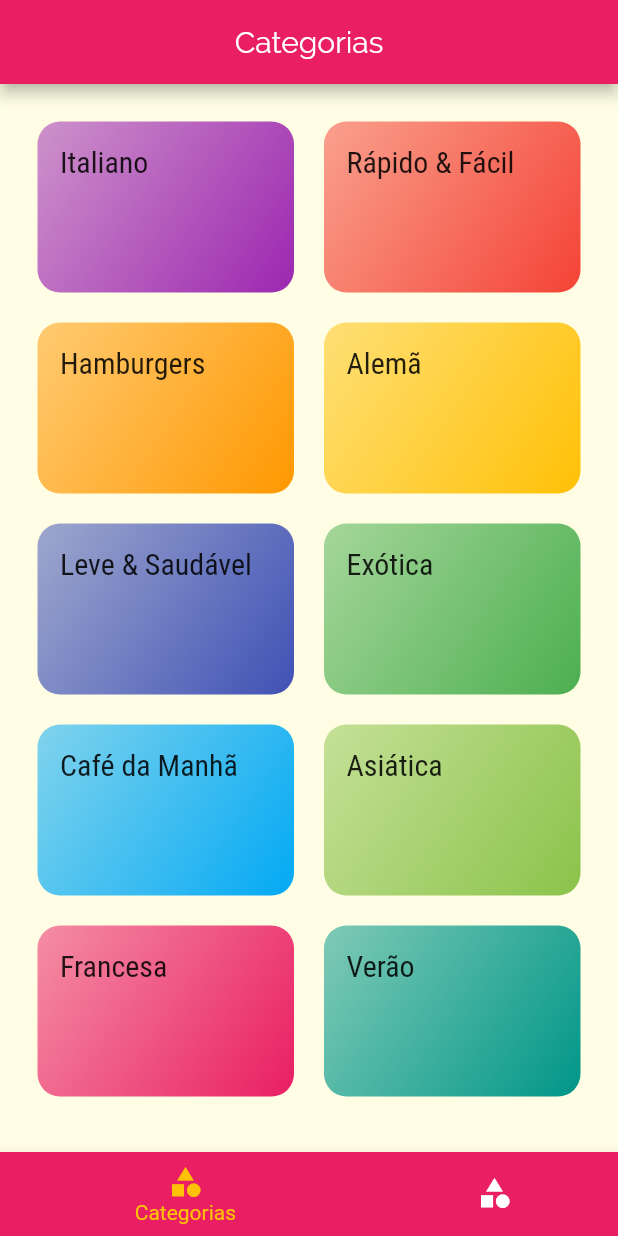
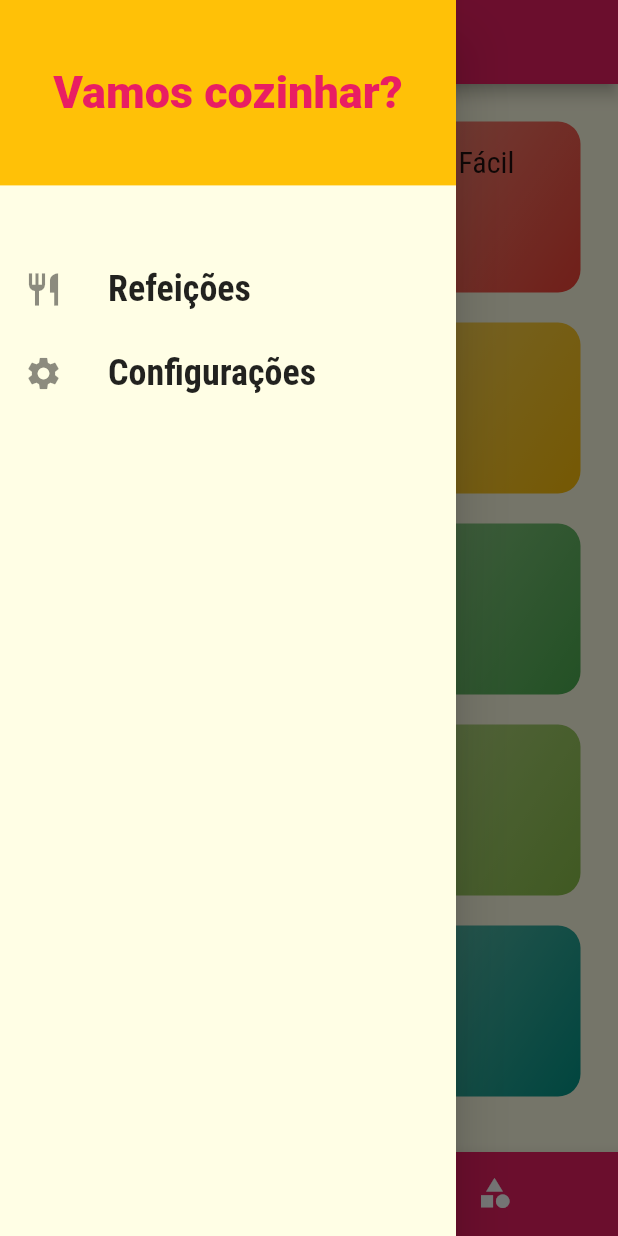
Before and after one commit to tocalopes/Flutter-app-recepies-dart, a Flutter app: the screen it shows after launch, with the side drawer open (before the commit the screen has no drawer), on a phone screen of 412 x 824 dp. Run offline on Flutter 3.47's test engine with Material 2 defaults, Android fonts, the phone set to English and light mode, and no system bars.

Commit message:
drawer creation

```diff
--- /dev/null
+++ b/lib/components/main_drawer.dart
@@ -0,0 +1,50 @@
+import 'package:flutter/material.dart';
+
+class MainDrawer extends StatelessWidget {
+
+  Widget _createItem(IconData icon, String label){
+    return ListTile(
+      leading: Icon(
+        icon,
+        size: 26,
+      ),
+      title: Text(
+        label,
+        style: TextStyle(
+          fontFamily: 'RobotoCondensed',
+          fontSize: 24,
+          fontWeight: FontWeight.bold
+        ),
+      ),
+      onTap: (){},
+    );
+  }
+
+  @override
+  Widget build(BuildContext context) {
+    final mediaQuery = MediaQuery.of(context);
+    return Drawer(
+      child: Column(
+        children: [
+          Container(
+            alignment: Alignment.center,
+            height: mediaQuery.size.height * 0.15,
+            width: mediaQuery.size.width,
+            child: Text(
+              'Vamos cozinhar?',
+              style: TextStyle(
+                fontWeight: FontWeight.w900,
+                fontSize: 30,
+                color: Theme.of(context).primaryColor
+              ),
+            ),
+            color: Theme.of(context).accentColor,
+          ),
+          SizedBox(height: mediaQuery.size.height * 0.05),
+          _createItem(Icons.restaurant, 'Refeições'),
+          _createItem(Icons.settings, 'Configurações'),
+        ],
+      ),
+    );
+  }
+}
--- a/lib/screens/tabs_screen.dart
+++ b/lib/screens/tabs_screen.dart
@@ -1,4 +1,5 @@
 import 'package:flutter/material.dart';
+import 'package:recepies_foods/components/main_drawer.dart';
 import 'categories_screen.dart';
 import 'favotire_screen.dart';
 
@@ -32,12 +33,12 @@ class _TabsScreenState extends State<TabsScreen> {
   Widget build(BuildContext context) {
     return Scaffold(
       appBar: AppBar(
-        title: Center(
-          child: Text(
-            _screens[_selectedScreenIndex]['title'],
-          ),
+        centerTitle: true,
+        title: Text(
+          _screens[_selectedScreenIndex]['title'],
         ),
       ),
+      drawer: MainDrawer(),
       body: _screens[_selectedScreenIndex]['screen'],
       bottomNavigationBar: BottomNavigationBar(
         onTap: _selectScreen,
```
